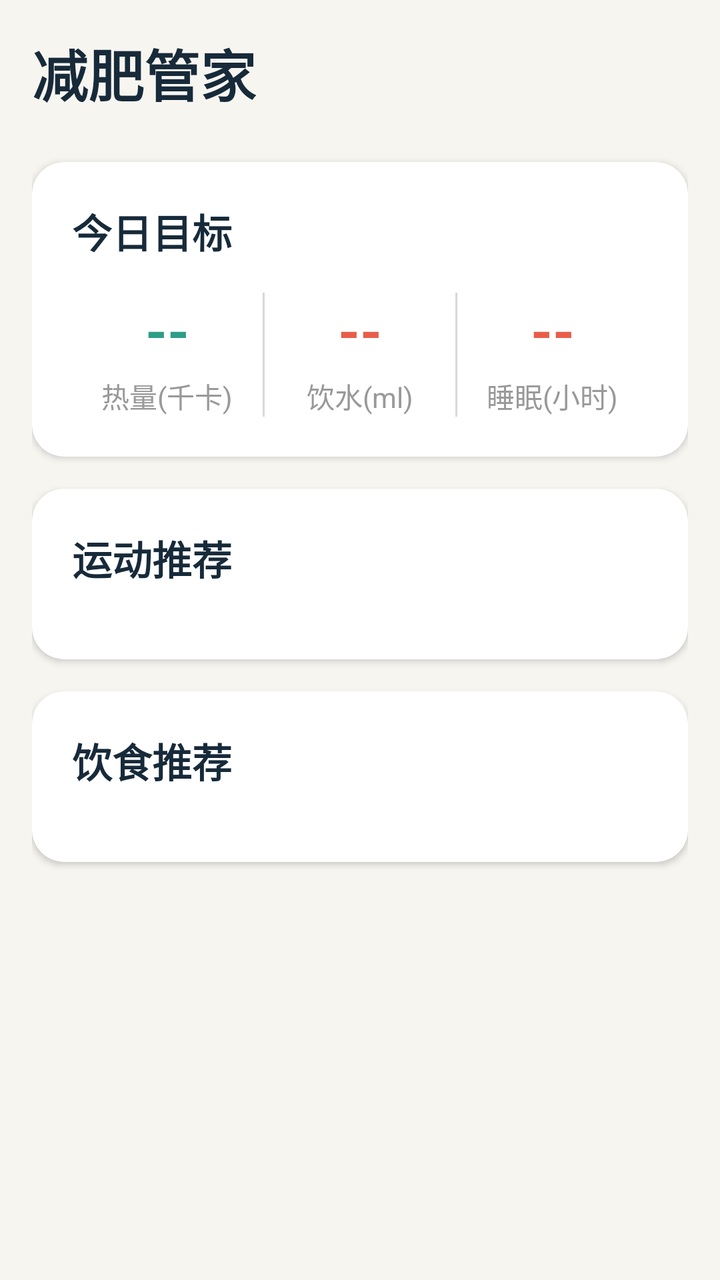
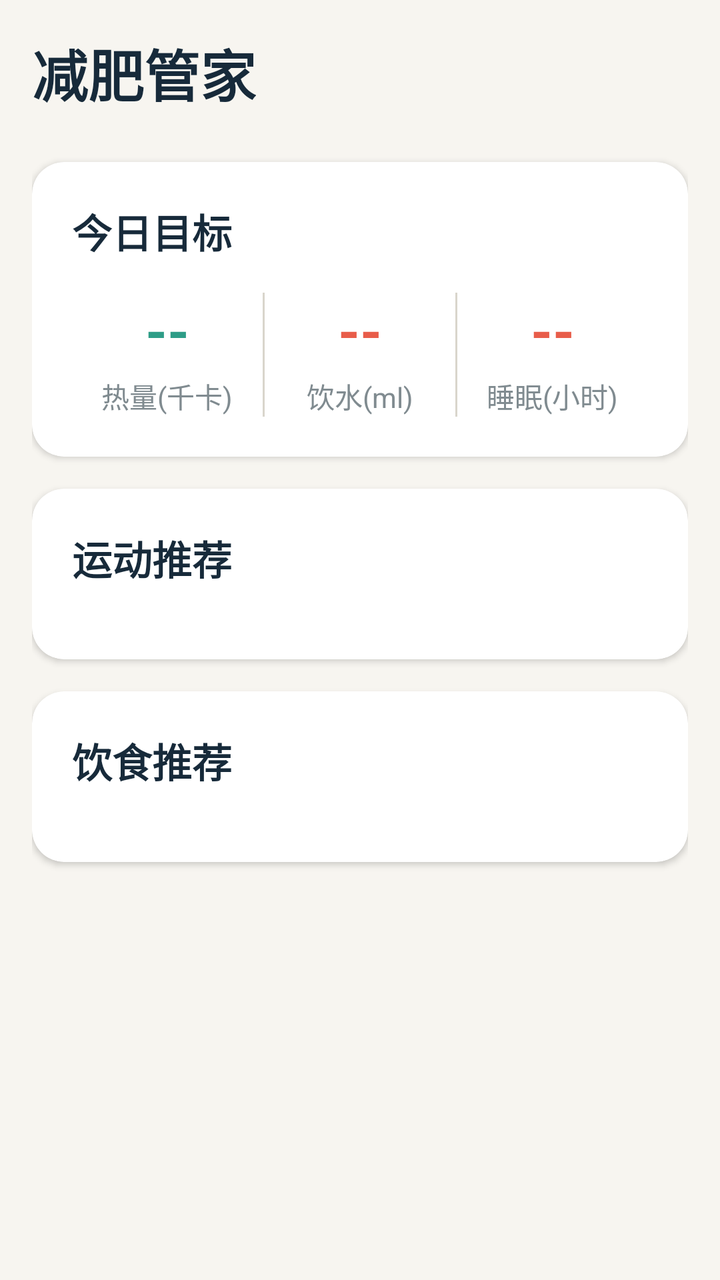

Before-and-after screenshots of an Android layout around one commit, followed by the original layout XML and the change that was made.
<!-- AndroidManifest.xml: application theme Theme.WeightLossBetting -->
<!-- res/layout/fragment_coach.xml -->
<?xml version="1.0" encoding="utf-8"?>
<androidx.core.widget.NestedScrollView xmlns:android="http://schemas.android.com/apk/res/android"
    xmlns:app="http://schemas.android.com/apk/res-auto"
    android:layout_width="match_parent"
    android:layout_height="match_parent"
    android:fillViewport="true"
    android:background="@color/brand_background">

    <LinearLayout
        android:layout_width="match_parent"
        android:layout_height="wrap_content"
        android:orientation="vertical"
        android:paddingStart="16dp"
        android:paddingEnd="16dp"
        android:paddingTop="16dp"
        android:paddingBottom="80dp">

        <TextView
            android:layout_width="wrap_content"
            android:layout_height="wrap_content"
            android:text="减肥管家"
            android:textSize="28sp"
            android:textStyle="bold"
            android:textColor="@color/brand_text"
            android:layout_marginBottom="24dp" />

        
        <androidx.cardview.widget.CardView
            android:layout_width="match_parent"
            android:layout_height="wrap_content"
            android:layout_marginBottom="16dp"
            app:cardCornerRadius="16dp"
            app:cardElevation="2dp"
            app:cardBackgroundColor="@color/brand_surface">

            <LinearLayout
                android:layout_width="match_parent"
                android:layout_height="wrap_content"
                android:orientation="vertical"
                android:padding="20dp">

                <TextView
                    android:layout_width="wrap_content"
                    android:layout_height="wrap_content"
                    android:text="今日目标"
                    android:textSize="20sp"
                    android:textStyle="bold"
                    android:textColor="@color/brand_text"
                    android:layout_marginBottom="16dp" />

                <LinearLayout
                    android:layout_width="match_parent"
                    android:layout_height="wrap_content"
                    android:orientation="horizontal">

                    <LinearLayout
                        android:layout_width="0dp"
                        android:layout_height="wrap_content"
                        android:layout_weight="1"
                        android:orientation="vertical"
                        android:gravity="center">

                        <TextView
                            android:id="@+id/tvCalories"
                            android:layout_width="wrap_content"
                            android:layout_height="wrap_content"
                            android:text="--"
                            android:textSize="28sp"
                            android:textStyle="bold"
                            android:textColor="@color/brand_accent" />

                        <TextView
                            android:layout_width="wrap_content"
                            android:layout_height="wrap_content"
                            android:text="热量(千卡)"
                            android:textSize="14sp"
                            android:textColor="@color/xui_config_color_text_gray"
                            android:layout_marginTop="4dp" />

                    </LinearLayout>

                    <View
                        android:layout_width="1dp"
                        android:layout_height="match_parent"
                        android:background="@color/xui_config_color_divider" />

                    <LinearLayout
                        android:layout_width="0dp"
                        android:layout_height="wrap_content"
                        android:layout_weight="1"
                        android:orientation="vertical"
                        android:gravity="center">

                        <TextView
                            android:id="@+id/tvWater"
                            android:layout_width="wrap_content"
                            android:layout_height="wrap_content"
                            android:text="--"
                            android:textSize="28sp"
                            android:textStyle="bold"
                            android:textColor="@color/brand_primary" />

                        <TextView
                            android:layout_width="wrap_content"
                            android:layout_height="wrap_content"
                            android:text="饮水(ml)"
                            android:textSize="14sp"
                            android:textColor="@color/xui_config_color_text_gray"
                            android:layout_marginTop="4dp" />

                    </LinearLayout>

                    <View
                        android:layout_width="1dp"
                        android:layout_height="match_parent"
                        android:background="@color/xui_config_color_divider" />

                    <LinearLayout
                        android:layout_width="0dp"
                        android:layout_height="wrap_content"
                        android:layout_weight="1"
                        android:orientation="vertical"
                        android:gravity="center">

                        <TextView
                            android:id="@+id/tvSleep"
                            android:layout_width="wrap_content"
                            android:layout_height="wrap_content"
                            android:text="--"
                            android:textSize="28sp"
                            android:textStyle="bold"
                            android:textColor="@color/brand_primary" />

                        <TextView
                            android:layout_width="wrap_content"
                            android:layout_height="wrap_content"
                            android:text="睡眠(小时)"
                            android:textSize="14sp"
                            android:textColor="@color/xui_config_color_text_gray"
                            android:layout_marginTop="4dp" />

                    </LinearLayout>

                </LinearLayout>

            </LinearLayout>

        </androidx.cardview.widget.CardView>

        
        <androidx.cardview.widget.CardView
            android:layout_width="match_parent"
            android:layout_height="wrap_content"
            android:layout_marginBottom="16dp"
            app:cardCornerRadius="16dp"
            app:cardElevation="2dp"
            app:cardBackgroundColor="@color/brand_surface">

            <LinearLayout
                android:layout_width="match_parent"
                android:layout_height="wrap_content"
                android:orientation="vertical"
                android:padding="20dp">

                <TextView
                    android:layout_width="wrap_content"
                    android:layout_height="wrap_content"
                    android:text="运动推荐"
                    android:textSize="20sp"
                    android:textStyle="bold"
                    android:textColor="@color/brand_text"
                    android:layout_marginBottom="16dp" />

                <LinearLayout
                    android:id="@+id/llExerciseRecommendations"
                    android:layout_width="match_parent"
                    android:layout_height="wrap_content"
                    android:orientation="vertical" />

            </LinearLayout>

        </androidx.cardview.widget.CardView>

        
        <androidx.cardview.widget.CardView
            android:layout_width="match_parent"
            android:layout_height="wrap_content"
            android:layout_marginBottom="16dp"
            app:cardCornerRadius="16dp"
            app:cardElevation="2dp"
            app:cardBackgroundColor="@color/brand_surface">

            <LinearLayout
                android:layout_width="match_parent"
                android:layout_height="wrap_content"
                android:orientation="vertical"
                android:padding="20dp">

                <TextView
                    android:layout_width="wrap_content"
                    android:layout_height="wrap_content"
                    android:text="饮食推荐"
                    android:textSize="20sp"
                    android:textStyle="bold"
                    android:textColor="@color/brand_text"
                    android:layout_marginBottom="16dp" />

                <LinearLayout
                    android:id="@+id/llDietRecommendations"
                    android:layout_width="match_parent"
                    android:layout_height="wrap_content"
                    android:orientation="vertical" />

            </LinearLayout>

        </androidx.cardview.widget.CardView>

        
        <androidx.cardview.widget.CardView
            android:layout_width="match_parent"
            android:layout_height="wrap_content"
            android:layout_marginBottom="16dp"
            app:cardCornerRadius="16dp"
            app:cardElevation="2dp"
            app:cardBackgroundColor="@color/brand_surface"
            android:visibility="gone"
            android:id="@+id/cvTips">

            <LinearLayout
                android:layout_width="match_parent"
                android:layout_height="wrap_content"
                android:orientation="vertical"
                android:padding="20dp">

                <TextView
                    android:layout_width="wrap_content"
                    android:layout_height="wrap_content"
                    android:text="综合建议"
                    android:textSize="20sp"
                    android:textStyle="bold"
                    android:textColor="@color/brand_text"
                    android:layout_marginBottom="16dp" />

                <TextView
                    android:id="@+id/tvTips"
                    android:layout_width="match_parent"
                    android:layout_height="wrap_content"
                    android:textSize="16sp"
                    android:textColor="@color/xui_config_color_text_content" />

            </LinearLayout>

        </androidx.cardview.widget.CardView>

        
        <ProgressBar
            android:id="@+id/progressBar"
            android:layout_width="wrap_content"
            android:layout_height="wrap_content"
            android:layout_gravity="center"
            android:visibility="gone" />

        
        <TextView
            android:id="@+id/tvEmptyMessage"
            android:layout_width="match_parent"
            android:layout_height="wrap_content"
            android:gravity="center"
            android:text="暂无推荐数据"
            android:textSize="16sp"
            android:textColor="@color/xui_config_color_text_gray"
            android:padding="32dp"
            android:visibility="gone" />

    </LinearLayout>

</androidx.core.widget.NestedScrollView>
<!-- resources referenced by this layout -->
<resources>
  <color name="brand_accent">#FF2E9D87</color>
  <color name="brand_background">#FFF7F5F0</color>
  <color name="brand_primary">#FFE85D4A</color>
  <color name="brand_surface">#FFFFFFFF</color>
  <color name="brand_text">#FF172A3A</color>
  <color name="xui_config_color_divider">#D8D8D8</color>
  <color name="xui_config_color_text_content">#FF52616B</color>
  <color name="xui_config_color_text_gray">#999999</color>
  <style name="Theme.WeightLossBetting" parent="Theme.MaterialComponents.Light.NoActionBar">
          <item name="colorPrimary">@color/brand_primary</item>
          <item name="colorPrimaryDark">@color/brand_primary_dark</item>
          <item name="colorAccent">@color/brand_accent</item>
          <item name="android:statusBarColor">@color/brand_primary_dark</item>
          <item name="android:navigationBarColor">@color/brand_background</item>
          <item name="android:windowLightStatusBar">false</item>
          <item name="android:windowLightNavigationBar">true</item>
          
          
          <item name="XUIThemeStyle">@style/XUITheme.Phone</item>
      </style>
  <color name="brand_primary_dark">#FFB94235</color>
</resources>

<!-- the commit's change to res/layout/fragment_coach.xml (unified diff, before → after) -->
@@ -74,7 +74,7 @@
                             android:layout_height="wrap_content"
                             android:text="热量(千卡)"
                             android:textSize="14sp"
-                            android:textColor="@color/xui_config_color_text_gray"
+                            android:textColor="@color/brand_text_tertiary"
                             android:layout_marginTop="4dp" />
 
                     </LinearLayout>
@@ -82,7 +82,7 @@
                     <View
                         android:layout_width="1dp"
                         android:layout_height="match_parent"
-                        android:background="@color/xui_config_color_divider" />
+                        android:background="@color/brand_border" />
 
                     <LinearLayout
                         android:layout_width="0dp"
@@ -105,7 +105,7 @@
                             android:layout_height="wrap_content"
                             android:text="饮水(ml)"
                             android:textSize="14sp"
-                            android:textColor="@color/xui_config_color_text_gray"
+                            android:textColor="@color/brand_text_tertiary"
                             android:layout_marginTop="4dp" />
 
                     </LinearLayout>
@@ -113,7 +113,7 @@
                     <View
                         android:layout_width="1dp"
                         android:layout_height="match_parent"
-                        android:background="@color/xui_config_color_divider" />
+                        android:background="@color/brand_border" />
 
                     <LinearLayout
                         android:layout_width="0dp"
@@ -136,7 +136,7 @@
                             android:layout_height="wrap_content"
                             android:text="睡眠(小时)"
                             android:textSize="14sp"
-                            android:textColor="@color/xui_config_color_text_gray"
+                            android:textColor="@color/brand_text_tertiary"
                             android:layout_marginTop="4dp" />
 
                     </LinearLayout>
@@ -246,7 +246,7 @@
                     android:layout_width="match_parent"
                     android:layout_height="wrap_content"
                     android:textSize="16sp"
-                    android:textColor="@color/xui_config_color_text_content" />
+                    android:textColor="@color/brand_text_secondary" />
 
             </LinearLayout>
 
@@ -268,7 +268,7 @@
             android:gravity="center"
             android:text="暂无推荐数据"
             android:textSize="16sp"
-            android:textColor="@color/xui_config_color_text_gray"
+            android:textColor="@color/brand_text_tertiary"
             android:padding="32dp"
             android:visibility="gone" />
 
<!-- resource entries referenced after the edit -->
@@ -2,12 +2,12 @@
 <resources>
   <color name="brand_accent">#FF2E9D87</color>
   <color name="brand_background">#FFF7F5F0</color>
+  <color name="brand_border">#FFD9D5CC</color>
   <color name="brand_primary">#FFE85D4A</color>
   <color name="brand_surface">#FFFFFFFF</color>
   <color name="brand_text">#FF172A3A</color>
-  <color name="xui_config_color_divider">#D8D8D8</color>
-  <color name="xui_config_color_text_content">#FF52616B</color>
-  <color name="xui_config_color_text_gray">#999999</color>
+  <color name="brand_text_secondary">#FF52616B</color>
+  <color name="brand_text_tertiary">#FF808B90</color>
   <style name="Theme.WeightLossBetting" parent="Theme.MaterialComponents.Light.NoActionBar">
           <item name="colorPrimary">@color/brand_primary</item>
           <item name="colorPrimaryDark">@color/brand_primary_dark</item>
